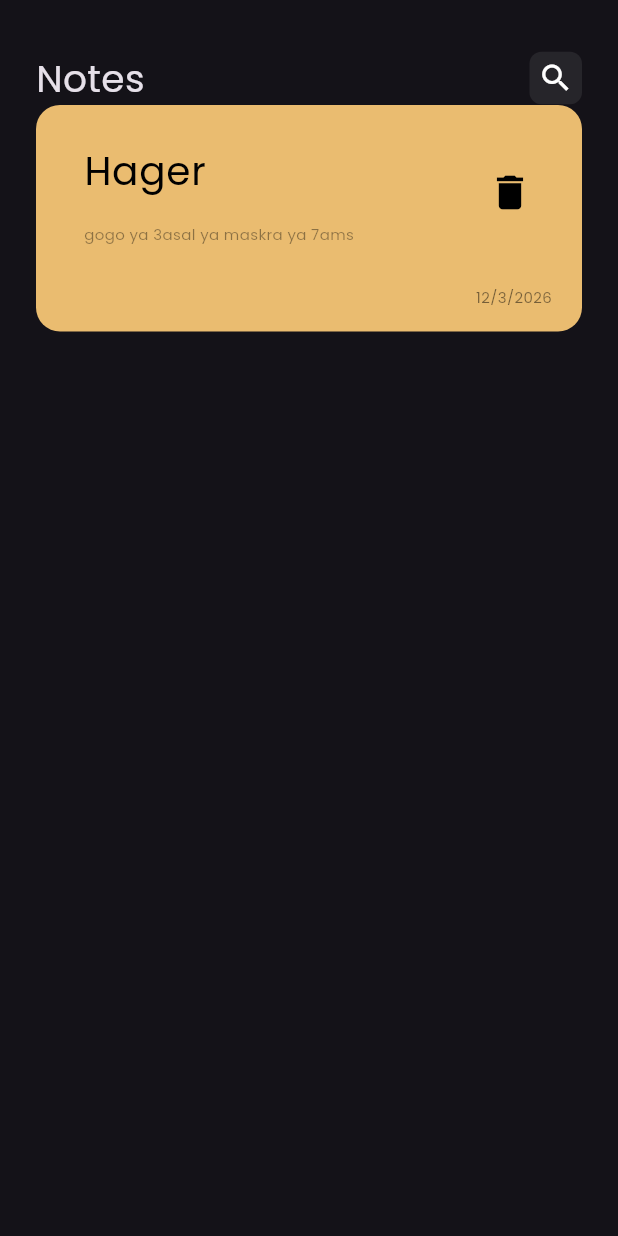
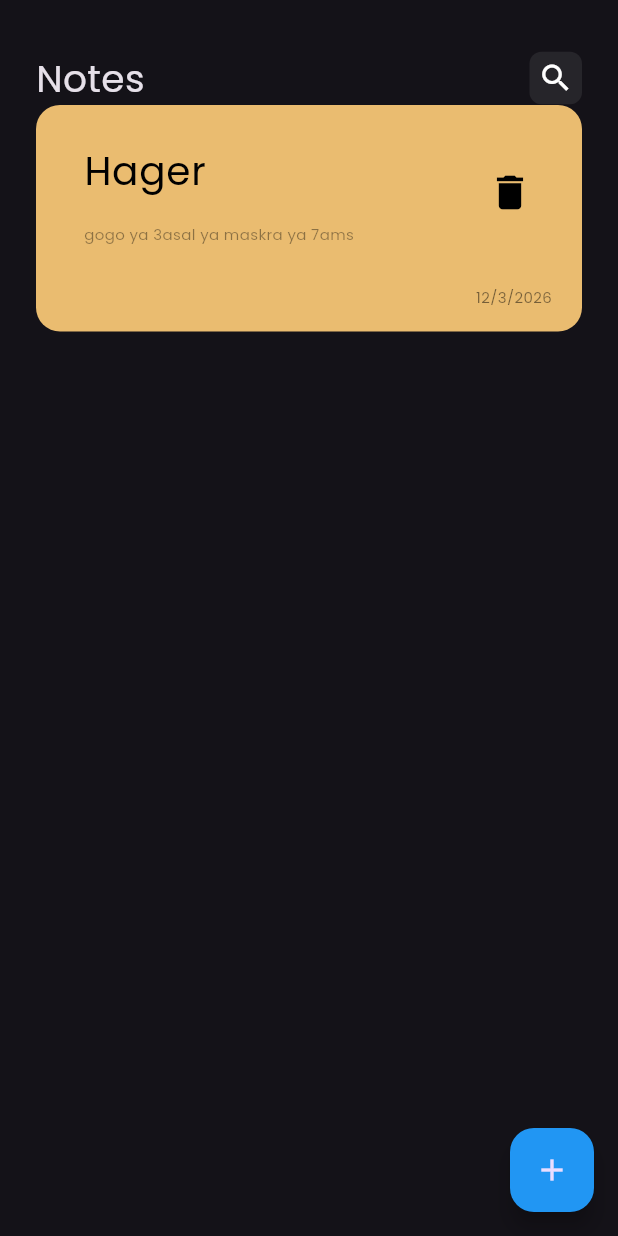
Before and after one commit to Hagerelsayed88/AppNoteThrwat, a Flutter app: the screen it shows after launch, on a phone screen of 412 x 824 dp. Run offline on Flutter 3.47's test engine with Material 3 defaults, Android fonts, the phone set to English and light mode, and no system bars.

Commit message:
add floating action button

```diff
--- a/lib/views/ntes-view.dart
+++ b/lib/views/ntes-view.dart
@@ -7,7 +7,12 @@ class NotesView extends StatelessWidget {
   @override
   Widget build(BuildContext context) {
     return Scaffold(
-      body:  NotesViewsBody(),
+      floatingActionButton: FloatingActionButton(
+        onPressed: () {},
+        child:Icon(Icons.add),
+        backgroundColor: Colors.blue,
+      ),
+      body: NotesViewsBody(),
     );
   }
 }
```
